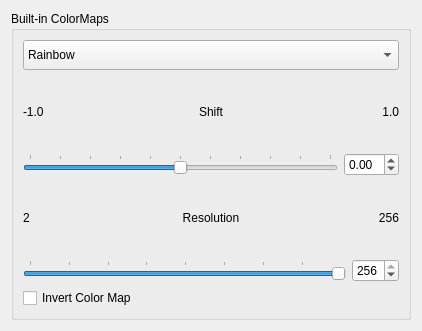
SCIInstitute/SCIRun, file src/Interface/Modules/Visualization/CreateStandardColorMap.ui: the form before one commit.
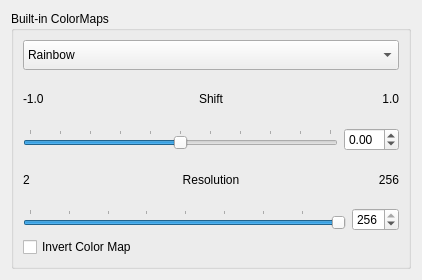
The form after the commit.

Commit message: Dots match

Diff of the .ui file:
```diff
--- a/src/Interface/Modules/Visualization/CreateStandardColorMap.ui
+++ b/src/Interface/Modules/Visualization/CreateStandardColorMap.ui
@@ -7,7 +7,7 @@
     <x>0</x>
     <y>0</y>
     <width>422</width>
-    <height>331</height>
+    <height>280</height>
    </rect>
   </property>
   <property name="sizePolicy">
@@ -19,7 +19,7 @@
   <property name="minimumSize">
    <size>
     <width>422</width>
-    <height>331</height>
+    <height>280</height>
    </size>
   </property>
   <property name="windowTitle">
```
The commit also changes 1 other file.
